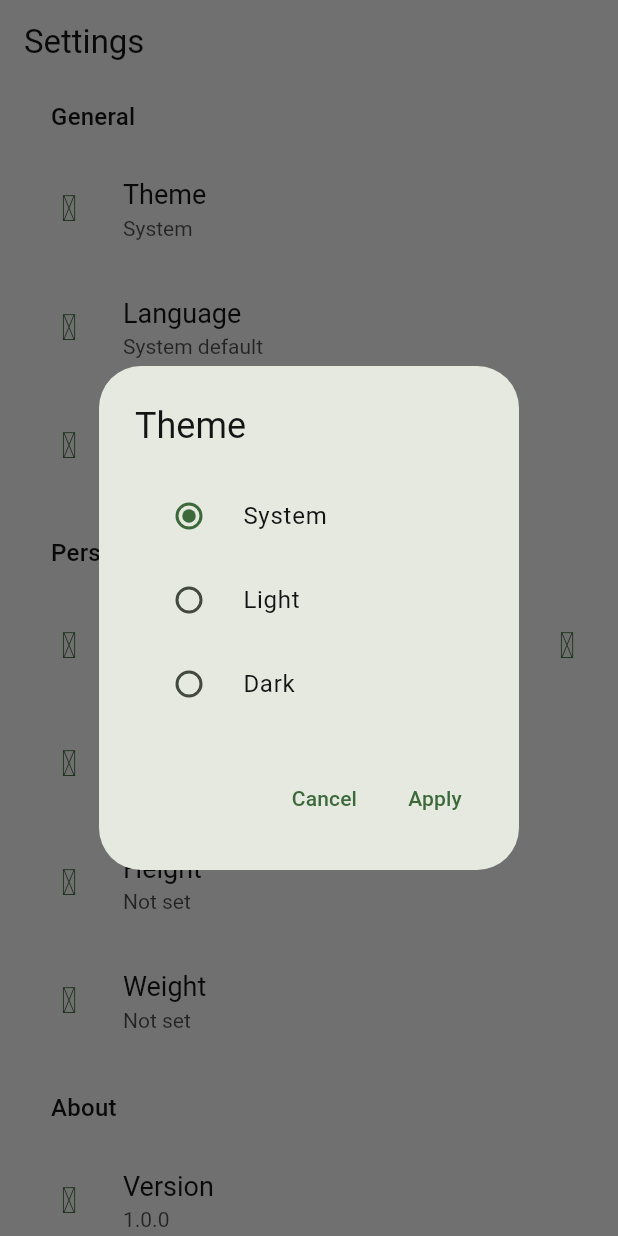
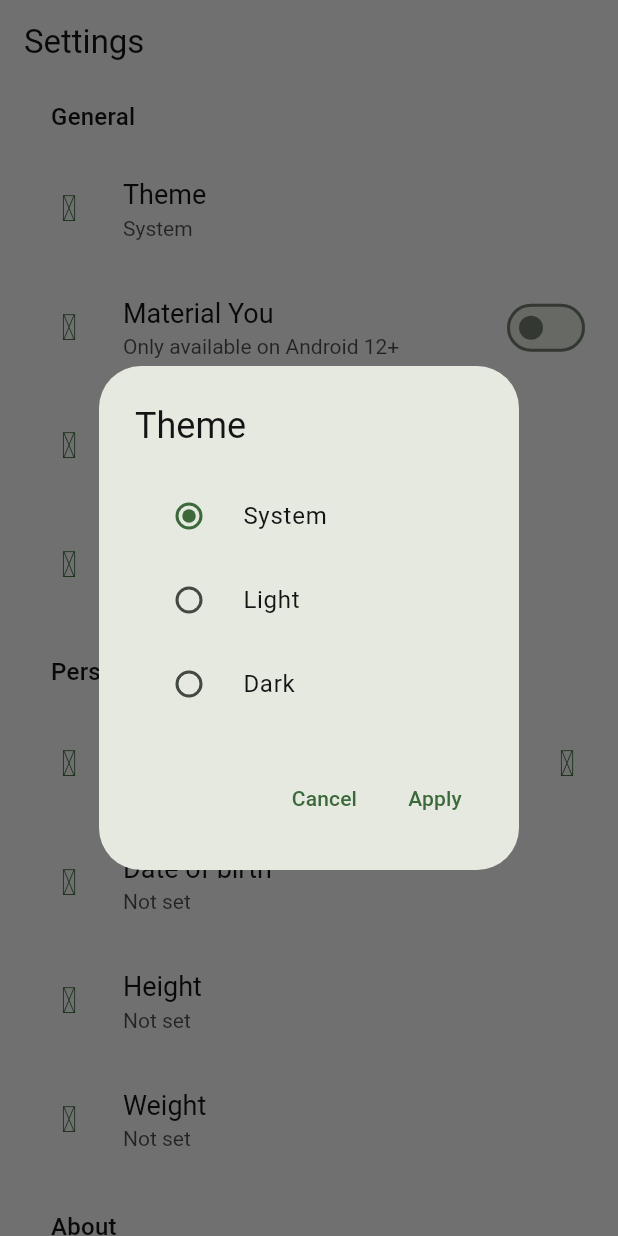
Before and after one commit to Tim-Otte/calorie-counter, a Flutter app: the SettingsPage screen opened directly with empty values, after a tap on "Theme", on a phone screen of 412 x 824 dp. Run offline on Flutter 3.47's test engine with Material 3 defaults, Android fonts, the phone set to English and light mode, and no system bars; drawn by our look-alikes of dynamic_color; our stand-ins replace cached_network_image, device_info_plus, drift, drift_flutter, flutter_localized_locales, material_symbols_icons and 3 more; missing offline and left inert: mobile_scanner, openfoodfacts; accounts and stored records are empty; generated files the repository leaves out were written again; statements that could not run were skipped.

Commit message:
Add Material You support and update dependencies

```diff
--- a/lib/src/controllers/settings_controller.dart
+++ b/lib/src/controllers/settings_controller.dart
@@ -18,6 +18,7 @@ class SettingsController with ChangeNotifier {
   final FoodFactService _foodfactService;
 
   ThemeMode _themeMode = ThemeMode.system;
+  bool _useMaterialYou = false;
   String? _locale;
   MeasurementUnit? _measurementUnit;
   Gender? _gender;
@@ -26,6 +27,7 @@ class SettingsController with ChangeNotifier {
   double? _weight;
 
   ThemeMode get themeMode => _themeMode;
+  bool get useMaterialYou => _useMaterialYou;
   Locale? get locale =>
       _locale != null ? Locale.fromSubtags(languageCode: _locale!) : null;
   MeasurementUnit? get measurementUnit => _measurementUnit;
@@ -59,6 +61,7 @@ class SettingsController with ChangeNotifier {
   /// Load the user's settings from the SettingsService
   Future<void> loadSettings() async {
     _themeMode = await _settingsService.getThemeMode();
+    _useMaterialYou = await _settingsService.getUseMaterialYou();
     _locale = await _settingsService.getLocale();
     _measurementUnit = await _settingsService.getMeasurementUnit();
     _gender = await _settingsService.getGender();
@@ -80,6 +83,15 @@ class SettingsController with ChangeNotifier {
     _themeMode = value;
     notifyListeners();
     await _settingsService.updateThemeMode(value);
+  }
+
+  /// Update and persist the Material You preference
+  Future<void> updateUseMaterialYou(bool value) async {
+    if (value == _useMaterialYou) return;
+
+    _useMaterialYou = value;
+    notifyListeners();
+    await _settingsService.updateUseMaterialYou(value);
   }
 
   /// Update and persist the locale
--- /dev/null
+++ b/lib/src/extensions/android_device_info.dart
@@ -0,0 +1,7 @@
+import 'package:device_info_plus/device_info_plus.dart';
+
+extension AndroidDeviceInfoExtension on AndroidDeviceInfo {
+  int getMajorVersion() {
+    return int.tryParse(version.release.split('.').first) ?? 0;
+  }
+}
--- a/lib/src/localization/app_de.arb
+++ b/lib/src/localization/app_de.arb
@@ -78,6 +78,8 @@
   "settingsPageTitle": "Einstellungen",
   "settingsGeneralSection": "Allgemein",
   "settingTheme": "Design",
+  "settingMaterialYou": "Material You",
+  "settingMaterialYouSubtitle": "Nur verfügbar auf Android 12+",
   "settingLanguage": "Sprache",
   "settingMeasurementUnit": "Maßeinheiten",
   "settingsPersonalInformationSection": "Persönliche Informationen",
--- a/lib/src/localization/app_en.arb
+++ b/lib/src/localization/app_en.arb
@@ -78,6 +78,8 @@
   "settingsPageTitle": "Settings",
   "settingsGeneralSection": "General",
   "settingTheme": "Theme",
+  "settingMaterialYou": "Material You",
+  "settingMaterialYouSubtitle": "Only available on Android 12+",
   "settingLanguage": "Language",
   "settingMeasurementUnit": "Unit of measurement",
   "settingsPersonalInformationSection": "Personal information",
--- a/lib/src/pages/add_meal.dart
+++ b/lib/src/pages/add_meal.dart
@@ -1,4 +1,3 @@
-import 'package:fl_chart/fl_chart.dart';
 import 'package:flutter/material.dart';
 import 'package:flutter_gen/gen_l10n/app_localizations.dart';
 import 'package:material_symbols_icons/symbols.dart';
--- a/lib/src/pages/settings.dart
+++ b/lib/src/pages/settings.dart
@@ -1,3 +1,5 @@
+import 'package:calorie_counter/src/extensions/android_device_info.dart';
+import 'package:device_info_plus/device_info_plus.dart';
 import 'package:flutter/material.dart';
 import 'package:flutter_gen/gen_l10n/app_localizations.dart';
 import 'package:material_symbols_icons/symbols.dart';
@@ -21,7 +23,9 @@ class SettingsPage extends StatelessWidget {
   /// Get the settings section for the general settings
   Widget _getGeneralSettingsSection(
       BuildContext context, AppLocalizations localizations) {
-    return MaterialSettingsSection(
+    return FutureBuilder(
+      future: DeviceInfoPlugin().androidInfo,
+      builder: (context, androidInfoSnapshot) => MaterialSettingsSection(
         margin: const EdgeInsetsDirectional.all(10),
         title: Text(localizations.settingsGeneralSection),
         tiles: [
@@ -40,6 +44,15 @@ class SettingsPage extends StatelessWidget {
               );
               _controller.updateThemeMode(result);
             },
+          ),
+          MaterialSwitchSettingsTile(
+            prefix: const Icon(Symbols.format_paint_rounded),
+            title: Text(localizations.settingMaterialYou),
+            description: Text(localizations.settingMaterialYouSubtitle),
+            value: _controller.useMaterialYou,
+            enabled: androidInfoSnapshot.hasData &&
+                androidInfoSnapshot.data!.getMajorVersion() >= 12,
+            onToggle: (value) => _controller.updateUseMaterialYou(value),
           ),
           MaterialBasicSettingsTile(
             prefix: const Icon(Symbols.translate),
@@ -82,6 +95,7 @@ class SettingsPage extends StatelessWidget {
             },
           )
         ],
+      ),
     );
   }
 
--- a/pubspec.yaml
+++ b/pubspec.yaml
@@ -11,8 +11,10 @@ environment:
 
 dependencies:
   cached_network_image: ^3.4.1
+  device_info_plus: ^11.2.0
   drift: ^2.20.2
   drift_flutter: ^0.2.0
+  dynamic_color: ^1.7.0
   fl_chart: ^0.69.2
   flutter:
     sdk: flutter
```
Also changed, not shown: lib/src/app.dart (+10 -3 lines), lib/src/services/settings_service.dart (+25 -14 lines), pubspec.lock, 3 other files. Lines whose indentation alone changed are shown as unchanged.
